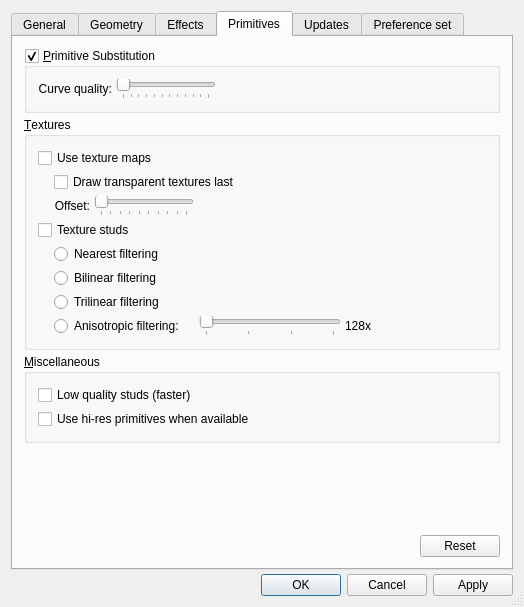
Qt form ldvlib/LDVQt/LDVPreferencesPanel.ui (trevorsandy/lpub3d-ci) before a commit.
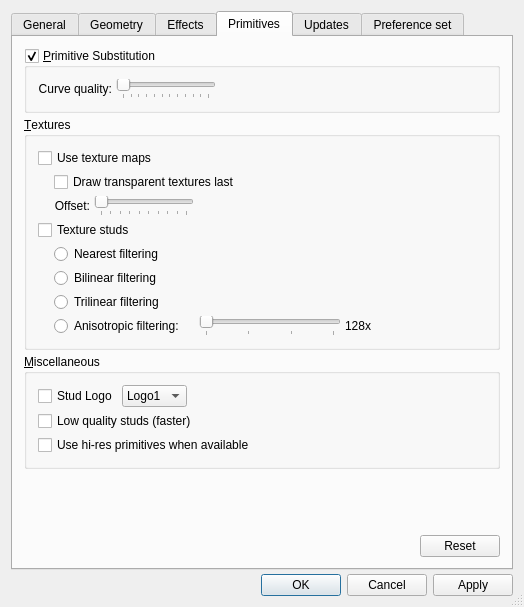
The same form after that commit. The open tabs and pages were chosen to show the change. Icons and pictures are not drawn.

Commit message: Add LDView stud logo preference and command line #425

```diff
--- a/ldvlib/LDVQt/LDVPreferencesPanel.ui
+++ b/ldvlib/LDVQt/LDVPreferencesPanel.ui
@@ -3303,22 +3303,60 @@
          <property name="title">
           <string>&amp;Miscellaneous</string>
          </property>
-         <layout class="QVBoxLayout">
-          <property name="spacing">
-           <number>4</number>
-          </property>
-          <property name="leftMargin">
-           <number>11</number>
-          </property>
-          <property name="topMargin">
-           <number>11</number>
-          </property>
-          <property name="rightMargin">
-           <number>11</number>
-          </property>
-          <property name="bottomMargin">
-           <number>11</number>
-          </property>
+         <layout class="QVBoxLayout" name="verticalLayout_4">
+          <item>
+           <layout class="QHBoxLayout" name="horizontalLayout_5">
+            <item>
+             <widget class="QCheckBox" name="studLogoBox">
+              <property name="text">
+               <string>Stud Logo</string>
+              </property>
+             </widget>
+            </item>
+            <item>
+             <widget class="QComboBox" name="studLogoCombo">
+              <item>
+               <property name="text">
+                <string>Logo1</string>
+               </property>
+              </item>
+              <item>
+               <property name="text">
+                <string>Logo2</string>
+               </property>
+              </item>
+              <item>
+               <property name="text">
+                <string>Logo3</string>
+               </property>
+              </item>
+              <item>
+               <property name="text">
+                <string>Logo4</string>
+               </property>
+              </item>
+              <item>
+               <property name="text">
+                <string>Logo5</string>
+               </property>
+              </item>
+             </widget>
+            </item>
+            <item>
+             <spacer name="horizontalSpacer">
+              <property name="orientation">
+               <enum>Qt::Horizontal</enum>
+              </property>
+              <property name="sizeHint" stdset="0">
+               <size>
+                <width>40</width>
+                <height>20</height>
+               </size>
+              </property>
+             </spacer>
+            </item>
+           </layout>
+          </item>
           <item>
            <widget class="QCheckBox" name="lowQualityStudsButton">
             <property name="text">
```
Left out of the diff: 2 changed lines with no effect on the pictures. The commit also changes 13 other files.
